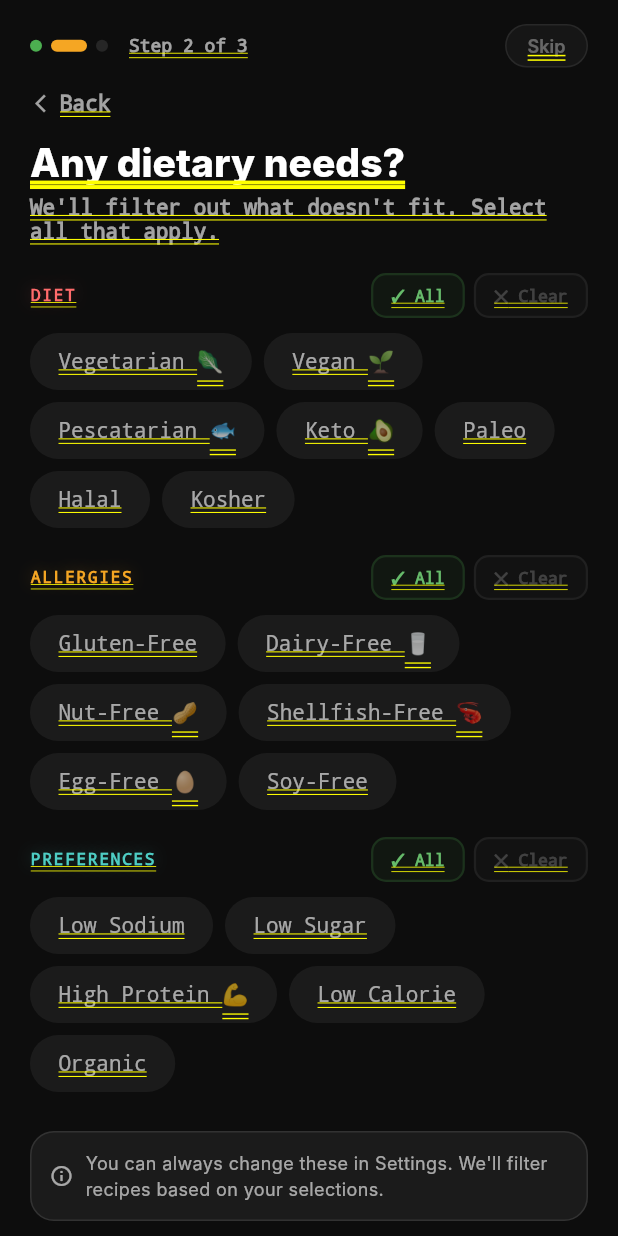
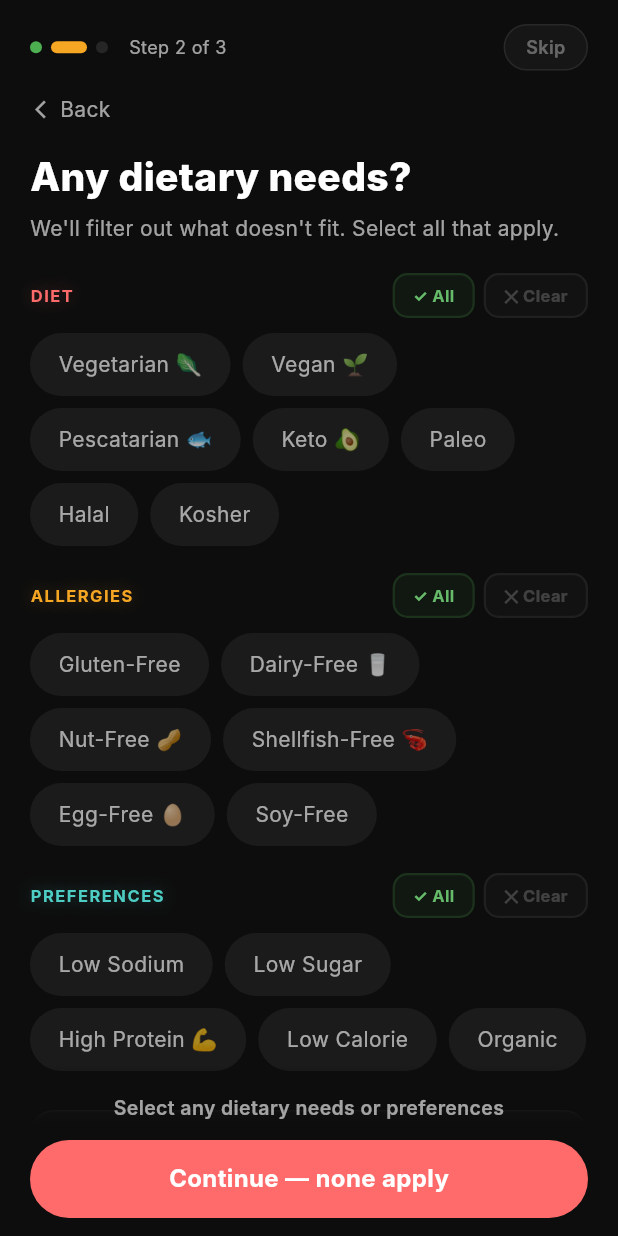
Before and after one commit to Rutvikraval1/bite_mobile_app, a Flutter app: the OnboardingDietaryScreen screen opened directly, on a phone screen of 412 x 824 dp. Run offline on Flutter 3.47's test engine with Material 3 defaults, Android fonts, the phone set to English and light mode, and no system bars; our stand-ins replace cached_network_image, equatable, flutter_bloc, flutter_dotenv, shared_preferences, supabase_flutter; accounts and stored records are empty; network calls fail; Roboto replaces fonts that are missing (Inter).

Commit message:
i ahve added step and perfcte screen do it set db side

```diff
--- a/lib/core/router/app_screen.dart
+++ b/lib/core/router/app_screen.dart
@@ -66,6 +66,7 @@ extension AppScreenX on AppScreen {
         AppScreen.onboardingDietary ||
         AppScreen.onboardingSkill ||
         AppScreen.splash ||
+        AppScreen.welcome ||
         AppScreen.gamificationTutorial ||
         AppScreen.creatorCreate ||
         AppScreen.cookMode ||
--- a/lib/features/auth/domain/entities/auth_result.dart
+++ b/lib/features/auth/domain/entities/auth_result.dart
@@ -25,10 +25,23 @@ class AuthUser {
     this.email,
     this.name = '',
     this.username = '',
+    this.onboarded = false,
   });
 
   final String id;
   final String? email;
   final String name;
   final String username;
+
+  /// True once the user has finished (or skipped) signup onboarding.
+  /// Stored in Supabase auth user metadata so it follows the account.
+  final bool onboarded;
+
+  AuthUser copyWith({bool? onboarded}) => AuthUser(
+    id: id,
+    email: email,
+    name: name,
+    username: username,
+    onboarded: onboarded ?? this.onboarded,
+  );
 }
--- a/lib/features/auth/domain/entities/auth_state.dart
+++ b/lib/features/auth/domain/entities/auth_state.dart
@@ -3,17 +3,27 @@ import 'profile.dart';
 
 /// Auth session state exposed by the auth layer.
 class AuthState {
-  const AuthState({
-    this.user,
-    this.profile,
-    this.loading = true,
-  });
+  const AuthState({this.user, this.profile, this.loading = true});
 
   final AuthUser? user;
   final Profile? profile;
   final bool loading;
 
   bool get authenticated => user != null;
+
+  /// Whether this signed-in user still has to go through signup onboarding
+  /// (profile setup → cuisines → dietary → skill → tutorial).
+  ///
+  /// A profile row always exists after signup (DB trigger), so "no profile"
+  /// can't be used as the signal. Accounts from before the `onboarded` flag
+  /// count as done if they already saved onboarding preferences.
+  bool get needsOnboarding {
+    final u = user;
+    if (u == null || u.onboarded) return false;
+    final p = profile;
+    if (p == null) return true;
+    return p.cookingSkill == null && p.cuisines.isEmpty;
+  }
 
   AuthState copyWith({
     AuthUser? user,
--- a/lib/features/auth/domain/repositories/auth_repository.dart
+++ b/lib/features/auth/domain/repositories/auth_repository.dart
@@ -26,6 +26,9 @@ abstract interface class AuthRepository {
 
   Future<AuthResult> signOut();
 
+  /// Flags the current user as having completed signup onboarding.
+  Future<AuthResult> markOnboarded();
+
   Future<ProfileResult> fetchProfile(String userId);
 
   Future<ProfileWriteResult> createProfile(
--- a/lib/features/auth/presentation/screens/onboarding_dietary_screen.dart
+++ b/lib/features/auth/presentation/screens/onboarding_dietary_screen.dart
@@ -3,6 +3,7 @@ import 'package:flutter_bloc/flutter_bloc.dart';
 
 import '../../../../core/router/app_screen.dart';
 import '../../../../core/router/flow_cubit.dart';
+import '../../../../core/services/toast_service.dart';
 import '../../../../core/services/xp_float_service.dart';
 import '../../../../core/theme/app_colors.dart';
 import '../../../../core/widgets/animations/entrance.dart';
@@ -144,8 +145,20 @@ class _OnboardingDietaryScreenState extends State<OnboardingDietaryScreen> {
     }
   }
 
-  Future<void> _persist() async {
-    await context.read<AuthCubit>().updateProfile({'dietary': _selected});
+  bool _saving = false;
+
+  /// Saves this step to the `profiles` table (insert or update).
+  /// Returns false and shows a toast if the write failed.
+  Future<bool> _persist() async {
+    setState(() => _saving = true);
+    final result = await context.read<AuthCubit>().updateProfile({'dietary': _selected});
+    if (!mounted) return false;
+    setState(() => _saving = false);
+    if (!result.isSuccess) {
+      ToastService.instance.show("⚠️ Couldn't save. Try again.");
+      return false;
+    }
+    return true;
   }
 
   @override
@@ -173,7 +186,7 @@ class _OnboardingDietaryScreenState extends State<OnboardingDietaryScreen> {
               onClose: () => setState(() => _showSkipAlert = false),
             )
           : null,
-      child: Column(
+      body: Column(
         crossAxisAlignment: CrossAxisAlignment.stretch,
         children: [
           for (var si = 0; si < _sections.length; si++)
@@ -240,7 +253,12 @@ class _OnboardingDietaryScreenState extends State<OnboardingDietaryScreen> {
               ),
             ],
           ),
-          const SizedBox(height: 16),
+        ],
+      ),
+      bottomBar: Column(
+        mainAxisSize: MainAxisSize.min,
+        crossAxisAlignment: CrossAxisAlignment.stretch,
+        children: [
           Text(
             n == 0
                 ? 'Select any dietary needs or preferences'
@@ -267,7 +285,8 @@ class _OnboardingDietaryScreenState extends State<OnboardingDietaryScreen> {
                 : n > 0
                     ? 'Continue ($n selected)'
                     : 'Continue — none apply',
-            enabled: true,
+            enabled: !_saving,
+            loading: _saving,
             gradient: n >= 3
                 ? const [Color(0xFF4CAF50), Color(0xFF66BB6A)]
                 : n >= 2
@@ -277,8 +296,10 @@ class _OnboardingDietaryScreenState extends State<OnboardingDietaryScreen> {
                         : null,
             glow: n >= 2,
             onTap: () async {
-              await _persist();
-              if (mounted) flow.setScreen(AppScreen.onboardingSkill);
+              if (_saving) return;
+              if (await _persist() && mounted) {
+                flow.setScreen(AppScreen.onboardingSkill);
+              }
             },
           ),
           if (_sectionPtsCounts.values.any((c) => c >= 2))
--- a/lib/features/auth/presentation/screens/welcome_gate_screen.dart
+++ b/lib/features/auth/presentation/screens/welcome_gate_screen.dart
@@ -6,6 +6,7 @@ import 'package:flutter_bloc/flutter_bloc.dart';
 import '../../../../core/config/app_config.dart';
 import '../../../../core/router/app_screen.dart';
 import '../../../../core/router/flow_cubit.dart';
+import '../../../../core/services/first_launch_service.dart';
 import '../../../../core/theme/app_colors.dart';
 import '../../../../core/widgets/animations/entrance.dart';
 import '../../../../core/widgets/animations/loops.dart';
@@ -25,6 +26,8 @@ class _WelcomeGateScreenState extends State<WelcomeGateScreen> {
   @override
   void initState() {
     super.initState();
+    // Seen once is enough — even if the app is closed before "Explore".
+    FirstLaunchService.instance.markWelcomeSeen();
     _readyTimer = Timer(const Duration(milliseconds: 300), () {
       if (mounted) setState(() => _ready = true);
     });
--- a/lib/features/auth/presentation/widgets/onboarding_scaffold.dart
+++ b/lib/features/auth/presentation/widgets/onboarding_scaffold.dart
@@ -14,7 +14,8 @@ class OnboardingScaffold extends StatelessWidget {
     required this.subtitle,
     required this.onSkip,
     required this.onBack,
-    required this.child,
+    required this.body,
+    this.bottomBar,
     this.overlay,
   });
 
@@ -23,16 +24,28 @@ class OnboardingScaffold extends StatelessWidget {
   final String subtitle;
   final VoidCallback onSkip;
   final VoidCallback onBack;
-  final Widget child;
+  final Widget body;
+
+  /// Pinned to the bottom of the screen (typically the Continue button).
+  final Widget? bottomBar;
   final Widget? overlay;
 
   @override
   Widget build(BuildContext context) {
+    // Material ancestor gives Text a default style — without it Flutter
+    // renders every label with the yellow "missing Material" underline.
     return AppSafeArea(
+      child: Material(
+        color: Colors.transparent,
         child: Stack(
           children: [
             SingleChildScrollView(
-            padding: const EdgeInsets.fromLTRB(20, 16, 20, 120),
+              padding: EdgeInsets.fromLTRB(
+                20,
+                16,
+                20,
+                bottomBar == null ? 120 : 190,
+              ),
               child: Column(
                 crossAxisAlignment: CrossAxisAlignment.stretch,
                 children: [
@@ -83,16 +96,50 @@ class OnboardingScaffold extends StatelessWidget {
                   const SizedBox(height: 6),
                   Text(
                     subtitle,
-                  style: const TextStyle(color: AppColors.muted, fontSize: 14),
+                    style: const TextStyle(
+                      color: AppColors.muted,
+                      fontSize: 14,
+                    ),
                   ),
                   const SizedBox(height: 20),
-                child,
+                  body,
                 ],
               ),
+            ),
+            if (bottomBar != null)
+              Positioned(
+                left: 0,
+                right: 0,
+                bottom: 0,
+                child: OnboardingBottomBar(child: bottomBar!),
               ),
             ?overlay,
           ],
         ),
+      ),
+    );
+  }
+}
+
+/// Bottom-pinned action area that fades the scrolling content behind it.
+class OnboardingBottomBar extends StatelessWidget {
+  const OnboardingBottomBar({super.key, required this.child});
+
+  final Widget child;
+
+  @override
+  Widget build(BuildContext context) {
+    return Container(
+      padding: const EdgeInsets.fromLTRB(20, 20, 20, 12),
+      decoration: const BoxDecoration(
+        gradient: LinearGradient(
+          begin: Alignment.topCenter,
+          end: Alignment.bottomCenter,
+          colors: [Color(0x000D0D0D), AppColors.bgDark],
+          stops: [0, 0.35],
+        ),
+      ),
+      child: child,
     );
   }
 }
--- a/lib/main.dart
+++ b/lib/main.dart
@@ -6,6 +6,7 @@ import 'package:flutter_dotenv/flutter_dotenv.dart';
 
 import 'app.dart';
 import 'core/config/app_env.dart';
+import 'core/services/first_launch_service.dart';
 import 'core/theme/app_colors.dart';
 
 Future<void> main() async {
@@ -19,6 +20,7 @@ Future<void> main() async {
     debugPrint('[bite] Failed to load .env: $e');
   }
   AppEnv.validate();
+  await FirstLaunchService.instance.load();
   runApp(const BiteApp());
 }
 
--- a/pubspec.yaml
+++ b/pubspec.yaml
@@ -20,6 +20,7 @@ dependencies:
   intl: ^0.20.2
   flutter_secure_storage: ^9.2.4
   flutter_dotenv: ^5.2.1
+  shared_preferences: ^2.5.5
 
 dev_dependencies:
   flutter_test:
```
Also changed, not shown: lib/app.dart (+26 -4 lines), lib/core/services/first_launch_service.dart (added, +36 -0 lines), lib/features/auth/data/repositories/auth_repository_impl.dart (+22 -7 lines), lib/features/auth/presentation/blocs/auth_cubit.dart (+17 -2 lines), lib/features/auth/presentation/screens/onboarding_cuisine_screen.dart (+29 -10 lines), lib/features/auth/presentation/screens/onboarding_skill_screen.dart (+31 -10 lines), lib/features/auth/presentation/screens/profile_setup_screen.dart (+60 -36 lines), pubspec.lock, 2 other files. Lines whose indentation alone changed are shown as unchanged.
